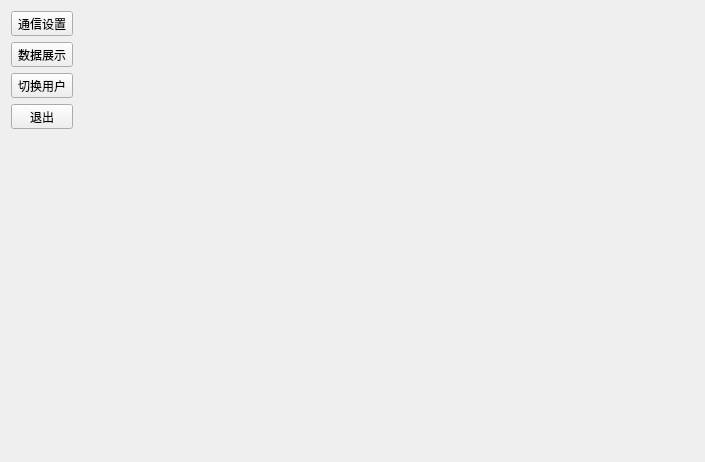
The window that qt/mainwidget.ui (llllishuo/Vehicle_StatusMonitoring_Demo) describes before a commit, drawn with Qt 5.
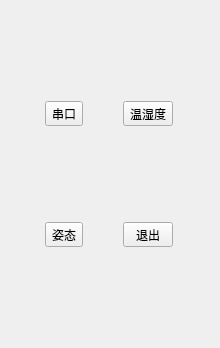
The same window after the commit.

Patch:
```diff
--- a/qt/mainwidget.ui
+++ b/qt/mainwidget.ui
@@ -6,8 +6,8 @@
    <rect>
     <x>0</x>
     <y>0</y>
-    <width>687</width>
-    <height>454</height>
+    <width>220</width>
+    <height>348</height>
    </rect>
   </property>
   <property name="sizePolicy">
@@ -22,35 +22,29 @@
   <property name="layoutDirection">
    <enum>Qt::LeftToRight</enum>
   </property>
-  <layout class="QHBoxLayout" name="horizontalLayout">
-   <item>
-    <layout class="QHBoxLayout" name="horizontalLayout_2">
-     <item>
-      <layout class="QVBoxLayout" name="option_verticalLayout">
-       <item>
-        <layout class="QGridLayout" name="option_gridLayout">
+  <layout class="QGridLayout" name="gridLayout">
+   <item row="0" column="1">
+    <widget class="QToolButton" name="temp_hum_dispaly_toolBut">
+     <property name="text">
+      <string>温湿度</string>
+     </property>
+    </widget>
+   </item>
          <item row="0" column="0">
           <widget class="QToolButton" name="comm_toolBut">
            <property name="text">
-            <string>通信设置</string>
+      <string>串口</string>
            </property>
           </widget>
          </item>
          <item row="1" column="0">
-          <widget class="QToolButton" name="dispaly_toolBut">
+    <widget class="QToolButton" name="qua_display_toolButton">
            <property name="text">
-            <string>数据展示</string>
+      <string>姿态</string>
            </property>
           </widget>
          </item>
-         <item row="2" column="0">
-          <widget class="QToolButton" name="user_switch_toolBut">
-           <property name="text">
-            <string>切换用户</string>
-           </property>
-          </widget>
-         </item>
-         <item row="3" column="0">
+   <item row="1" column="1">
           <widget class="QToolButton" name="exit_toolBut">
            <property name="sizePolicy">
             <sizepolicy hsizetype="Preferred" vsizetype="Fixed">
@@ -62,41 +56,6 @@
             <string>退出</string>
            </property>
           </widget>
-         </item>
-        </layout>
-       </item>
-       <item>
-        <spacer name="verticalSpacer">
-         <property name="orientation">
-          <enum>Qt::Vertical</enum>
-         </property>
-         <property name="sizeHint" stdset="0">
-          <size>
-           <width>20</width>
-           <height>40</height>
-          </size>
-         </property>
-        </spacer>
-       </item>
-      </layout>
-     </item>
-     <item>
-      <widget class="QWidget" name="show_widget" native="true">
-       <property name="sizePolicy">
-        <sizepolicy hsizetype="Expanding" vsizetype="Expanding">
-         <horstretch>0</horstretch>
-         <verstretch>0</verstretch>
-        </sizepolicy>
-       </property>
-       <property name="minimumSize">
-        <size>
-         <width>615</width>
-         <height>440</height>
-        </size>
-       </property>
-      </widget>
-     </item>
-    </layout>
    </item>
   </layout>
  </widget>
```
Lines whose indentation alone changed are shown as unchanged.
